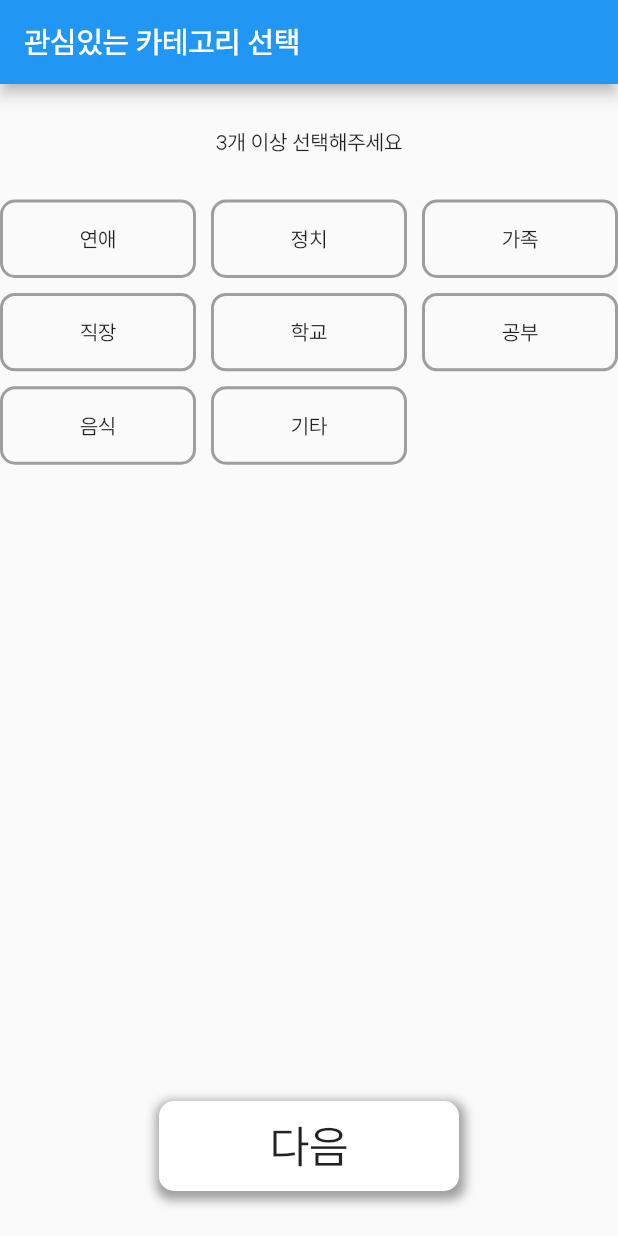
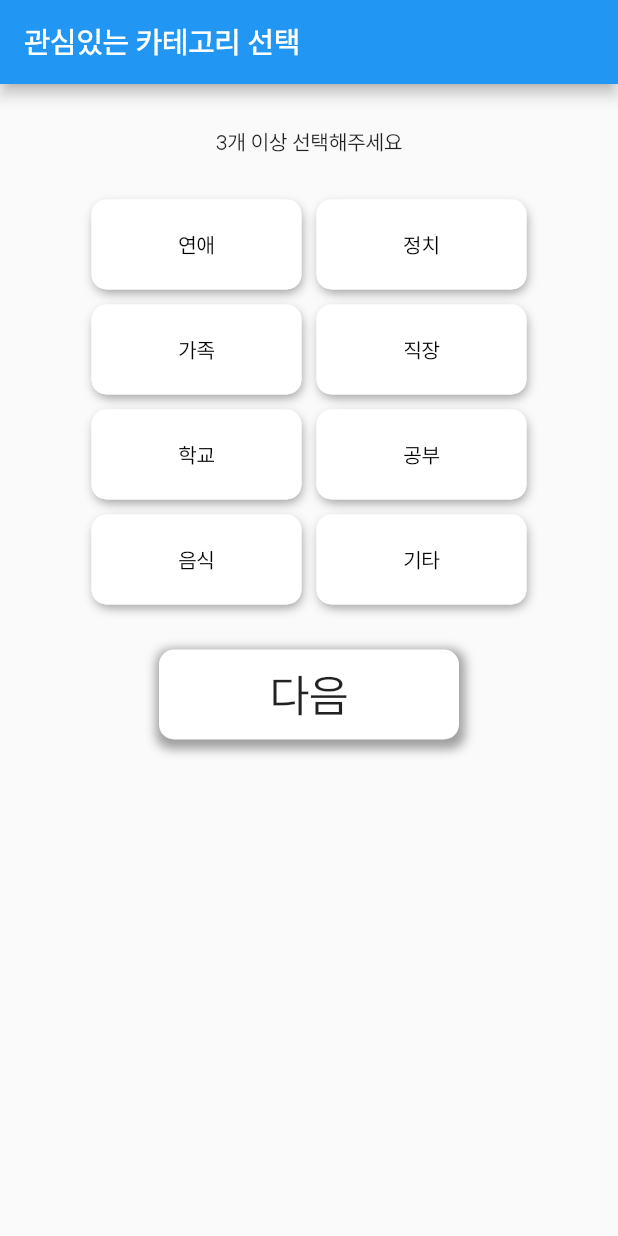
Before and after one commit to LeeSeokJune/ssul_v1, a Flutter app: the screen it shows after launch, on a phone screen of 412 x 824 dp. Run offline on Flutter 3.47's test engine with Material 2 defaults, Android fonts, the phone set to English and light mode, and no system bars; our stand-ins replace animated_bottom_navigation_bar, get; project files that could hold a hidden picture were left out.

Commit message:
category select screen

```diff
--- a/lib/main.dart
+++ b/lib/main.dart
@@ -1,9 +1,8 @@
 import 'package:flutter/material.dart';
 import 'package:get/get.dart';
-import 'package:ssul_v1/screens/main_screen.dart';
-import 'package:ssul_v1/screens/select_category_screen/select_category_screen.dart';
 
 import 'components/screen_routes.dart';
+import 'screens/select_category_screen/select_category_screen.dart';
 
 void main() {
   runApp(MyApp());
--- a/lib/screens/select_category_screen/select_category_screen.dart
+++ b/lib/screens/select_category_screen/select_category_screen.dart
@@ -2,6 +2,7 @@ import 'package:flutter/material.dart';
 import 'package:get/get.dart';
 import 'package:ssul_v1/components/data.dart';
 import 'package:ssul_v1/components/screen_routes.dart';
+import 'package:ssul_v1/components/style.dart';
 import 'package:ssul_v1/controllers/category_controller.dart';
 
 class SelectCategoryScreen extends StatelessWidget {
@@ -13,7 +14,10 @@ class SelectCategoryScreen extends StatelessWidget {
       appBar: AppBar(
         title: Text('관심있는 카테고리 선택'),
       ),
-      body: Column(
+      body: Center(
+        child: Container(
+          width: Get.size.width - 40,
+          child: Column(
             children: [
               SizedBox(height: 30),
               Text(
@@ -21,22 +25,20 @@ class SelectCategoryScreen extends StatelessWidget {
                 textAlign: TextAlign.center,
               ),
               SizedBox(height: 30),
-          Expanded(
-            child: GridView.builder(
-              itemCount: categoryList.length,
-              gridDelegate: SliverGridDelegateWithFixedCrossAxisCount(
-                crossAxisCount: 3,
-                childAspectRatio: 10 / 4,
-                mainAxisSpacing: 10,
-                crossAxisSpacing: 10,
-              ),
-              itemBuilder: ((context, index) => _categoryButton(index: index)),
-            ),
+              Wrap(
+                spacing: 10,
+                runSpacing: 10,
+                children: [
+                  for (var index = 0; index < categoryList.length; index++)
+                    _categoryButton(index: index)
+                ],
               ),
               SizedBox(height: 30),
               _nextButton(),
               SizedBox(height: 30),
             ],
+          ),
+        ),
       ),
     );
   }
@@ -81,17 +83,41 @@ class SelectCategoryScreen extends StatelessWidget {
     return InkWell(
       child: Obx(
         () => Container(
+          width: 140,
+          height: 60,
           decoration: BoxDecoration(
-            border: Border.all(
+            color: Colors.white,
+            // border: Border.all(
+            //   color: categoryController.selectedCategory[index].value
+            //       ? Colors.blue
+            //       : Colors.grey,
+            //   width: 2,
+            // ),
+            borderRadius: BorderRadius.circular(10),
+            boxShadow: [
+              BoxShadow(
+                color: Colors.grey,
+                offset: Offset(1, 3),
+                blurRadius: 5.0,
+                spreadRadius: -1.0,
+              ),
+              BoxShadow(
+                color: Colors.white,
+              ),
+            ],
+          ),
+          child: Center(
+            child: Text(
+              '${categoryList[index]}',
+              style: TextStyle(
+                fontWeight: categoryController.selectedCategory[index].value
+                    ? FontWeight.bold
+                    : FontWeight.w400,
                 color: categoryController.selectedCategory[index].value
                     ? Colors.blue
-                  : Colors.grey,
-              width: 2,
+                    : Colors.black,
               ),
-            borderRadius: BorderRadius.circular(10),
             ),
-          child: Center(
-            child: Text('${categoryList[index]}'),
           ),
         ),
       ),
--- a/pubspec.yaml
+++ b/pubspec.yaml
@@ -34,6 +34,7 @@ dependencies:
   # Use with the CupertinoIcons class for iOS style icons.
   cupertino_icons: ^1.0.2
   get: ^4.6.5
+  animated_bottom_navigation_bar: ^1.1.0
 
 dev_dependencies:
   flutter_test:
```
Also changed, not shown: lib/screens/main_screen.dart (+11 -20 lines), pubspec.lock. Lines whose indentation alone changed are shown as unchanged.
